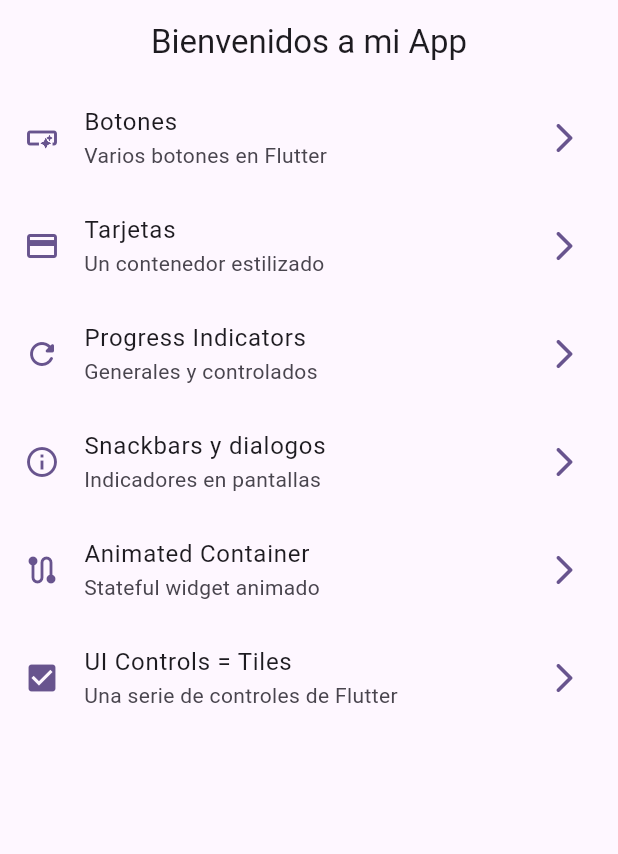
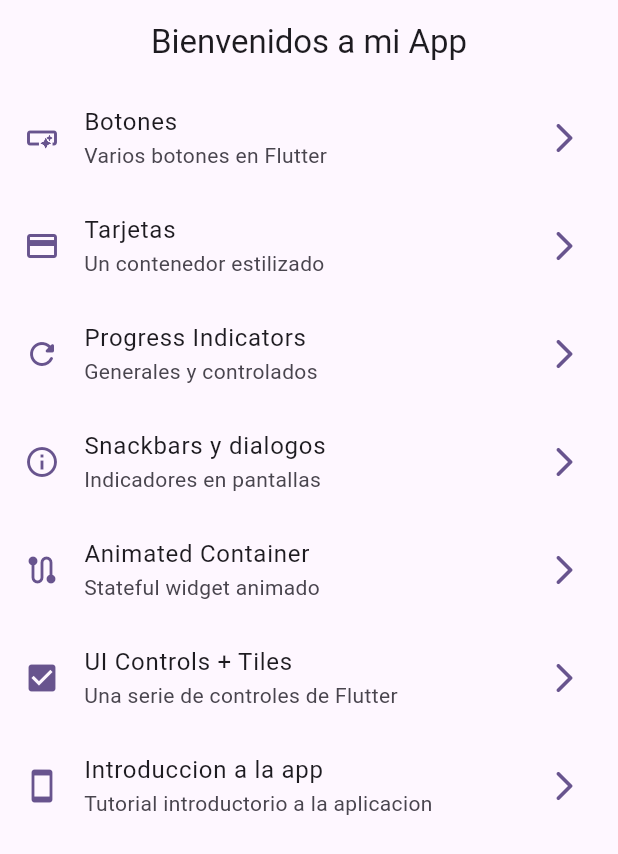
Before and after one commit to Francisco-V98/widgets_app, a Flutter app: the screen it shows after launch, on a phone screen of 412 x 824 dp. Shown: the top 854 px of the screen. Run offline on Flutter 3.47's test engine with Material 3 defaults, Android fonts, the phone set to English and light mode, and no system bars; our stand-ins replace go_router.

Commit message:
143 - inicio tutorial - se agregaron los assets y se ignoro - pageView - slides

```diff
--- a/lib/config/manu/menu_items.dart
+++ b/lib/config/manu/menu_items.dart
@@ -52,10 +52,17 @@ const appMenuItems = <MenuItem>[
   ),
 
   MenuItem(
-    title: 'UI Controls = Tiles',
+    title: 'UI Controls + Tiles',
     subTitle: 'Una serie de controles de Flutter',
     link: '/ui-controls',
     icon: Icons.check_box
   ),
 
+  MenuItem(
+    title: 'Introduccion a la app',
+    subTitle: 'Tutorial introductorio a la aplicacion',
+    link: '/tutorial',
+    icon: Icons.smartphone_rounded
+  ),
+
 ];
--- a/lib/config/router/app_router.dart
+++ b/lib/config/router/app_router.dart
@@ -47,6 +47,12 @@ final appRouter = GoRouter(
       builder: (context, state) => const UiControlsScreen(),
     ),
 
+    GoRoute(
+      path: '/tutorial',
+      name: AppTutorialScreen.name,
+      builder: (context, state) => const AppTutorialScreen(),
+    ),
+
 
   ]
 );
--- a/pubspec.yaml
+++ b/pubspec.yaml
@@ -18,3 +18,6 @@ dev_dependencies:
 
 flutter:
   uses-material-design: true
+
+assets:
+  - assets/images/
```
Also changed, not shown: lib/presentation/screens/app_tutorial/app_tutorial_screen.dart (+52 -0 lines), 1 other file.
